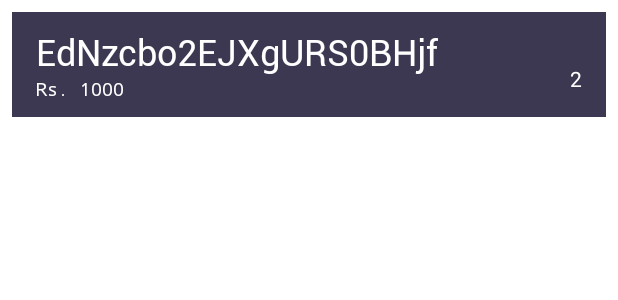
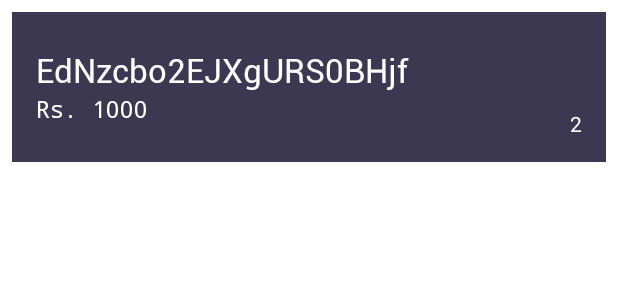
Before and after one commit to IOvision/SabPay, an Android app: the layout group_pay_list_item.xml on its own in the app's theme, with its tools: preview values and no code run, on a phone screen of 412 x 824 dp. Shown: the top 300 px of the screen. Run offline under Robolectric (Android 15) with nearby library versions, the phone set to English and light mode, and no system bars.

Commit message:
Gpay ui changes, notify function added. (STABLE)

```diff
--- a/app/src/main/res/layout/fragment_login.xml
+++ b/app/src/main/res/layout/fragment_login.xml
@@ -40,7 +40,8 @@
         <com.google.android.material.textfield.TextInputEditText
             android:id="@+id/login_email"
             android:layout_width="match_parent"
-            android:layout_height="wrap_content" />
+            android:layout_height="wrap_content"
+            android:inputType="textEmailAddress"/>
 
     </com.google.android.material.textfield.TextInputLayout>
 
--- a/app/src/main/res/layout/group_pay_list_item.xml
+++ b/app/src/main/res/layout/group_pay_list_item.xml
@@ -10,30 +10,30 @@
     <RelativeLayout
         android:id="@+id/gPay_item_mainContainer_rl"
         android:layout_width="match_parent"
-        android:layout_height="70dp"
+        android:layout_height="100dp"
         android:background="@color/grey">
         <LinearLayout
             android:layout_width="wrap_content"
             android:layout_height="wrap_content"
             android:layout_centerVertical="true"
-            android:layout_marginLeft="16dp"
+            android:layout_marginStart="16dp"
             android:orientation="vertical">
 
             <TextView
-                android:id="@+id/gPay_item_id_tv"
+                android:id="@+id/gPay_item_date_tv"
                 android:layout_width="wrap_content"
                 android:layout_height="wrap_content"
                 android:fontFamily="@font/roboto_regular"
-                android:text="EdNzcbo2EJXgURS0BHjf"
+                tools:text="EdNzcbo2EJXgURS0BHjf"
                 android:textColor="@color/white"
-                android:textSize="24sp" />
+                android:textSize="22sp" />
 
             <TextView
                 android:id="@+id/gPay_item_amount_tv"
                 android:layout_width="wrap_content"
                 android:layout_height="wrap_content"
-                android:text="Rs. 1000"
-                android:textSize="12sp"
+                tools:text="Rs. 1000"
+                android:textSize="16sp"
                 android:fontFamily="monospace"
                 android:textColor="@color/white"/>
         </LinearLayout>
```
Also changed, not shown: app/src/main/java/com/visionio/sabpay/authentication/LoginFragment.java (+4 -4 lines), app/src/main/java/com/visionio/sabpay/authentication/RegisterFragment.java (+4 -4 lines), app/src/main/java/com/visionio/sabpay/group_pay/manageTransactions/GroupPayAdapter.java (+7 -4 lines), app/src/main/java/com/visionio/sabpay/main/MainActivity.java (+8 -0 lines), app/src/main/res/layout/fragment_register.xml (+9 -4 lines), 1 other file.
